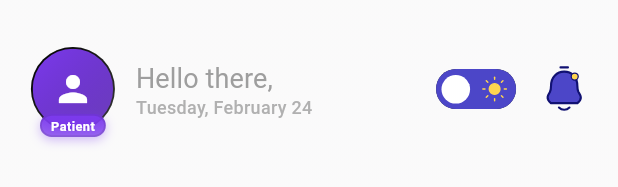
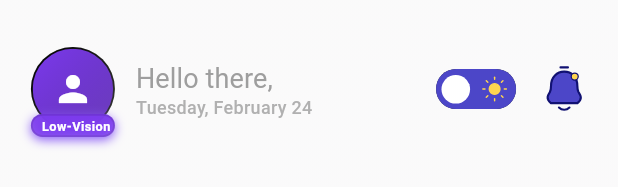
Before and after one commit to onetwothird/Seelai-App, a Flutter app: the HeaderSection widget shown alone on an empty page, opened directly with empty values, on a phone screen of 412 x 824 dp. Shown: the part 529-716 px from the top of the screen. Run offline on Flutter 3.47's test engine with Material 3 defaults, Android fonts, the phone set to English and light mode, and no system bars; our stand-ins replace camera, firebase_auth, firebase_core, firebase_database, flutter_tts, geolocator and 6 more; missing offline and left inert: flutter_osm_plugin, flutter_vision, google_mlkit_text_recognition; accounts and stored records are empty; project files that could hold a hidden picture were left out.

Commit message:
style: change the color of purple to match the theme

```diff
--- a/lib/roles/partially_sighted/home/widgets/header_section.dart
+++ b/lib/roles/partially_sighted/home/widgets/header_section.dart
@@ -189,14 +189,17 @@ class _HeaderSectionState extends State<HeaderSection> with SingleTickerProvider
                             ),
                             boxShadow: [
                               BoxShadow(
-                                color: const Color(0xFF7C3AED).withOpacity(0.35),
+                                color: const Color(0xFF8B5CF6),
                                 blurRadius: 5,
                                 offset: const Offset(0, 2),
                               ),
                             ],
                           ),
                           child: const Text(
-                            'Patient',
+                            'Low-Vision',
+                            maxLines: 1,
+                            softWrap: false,
+                            overflow: TextOverflow.visible, // or TextOverflow.ellipsis
                             style: TextStyle(
                               color: Colors.white,
                               fontSize: 8.5,
```
